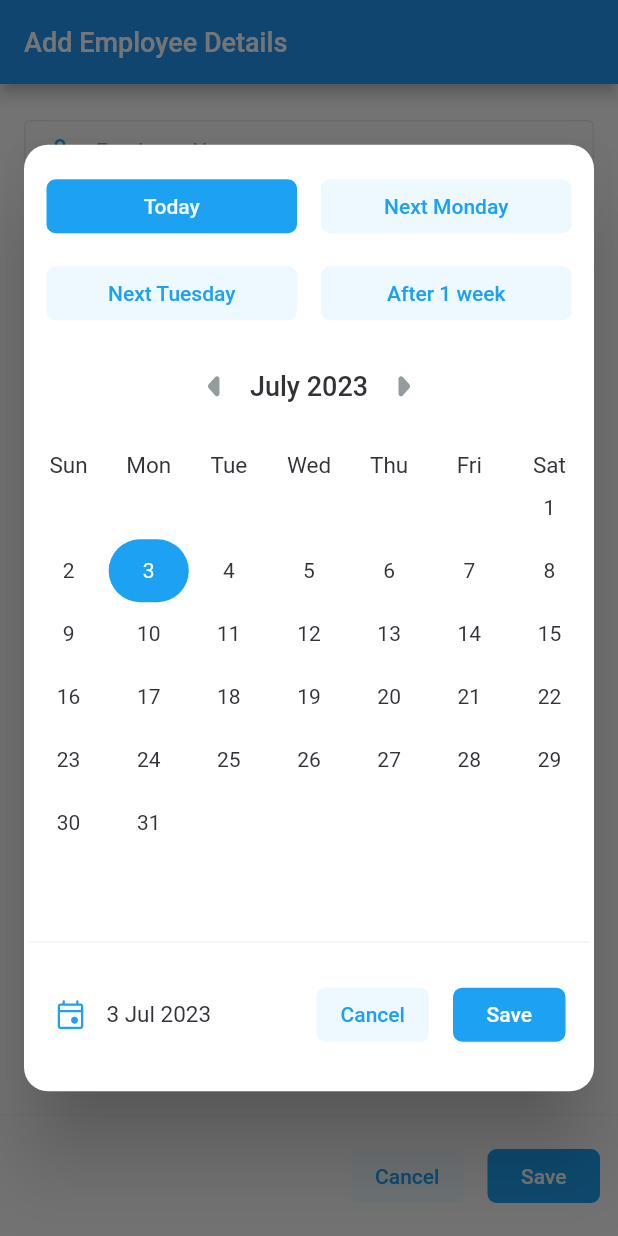
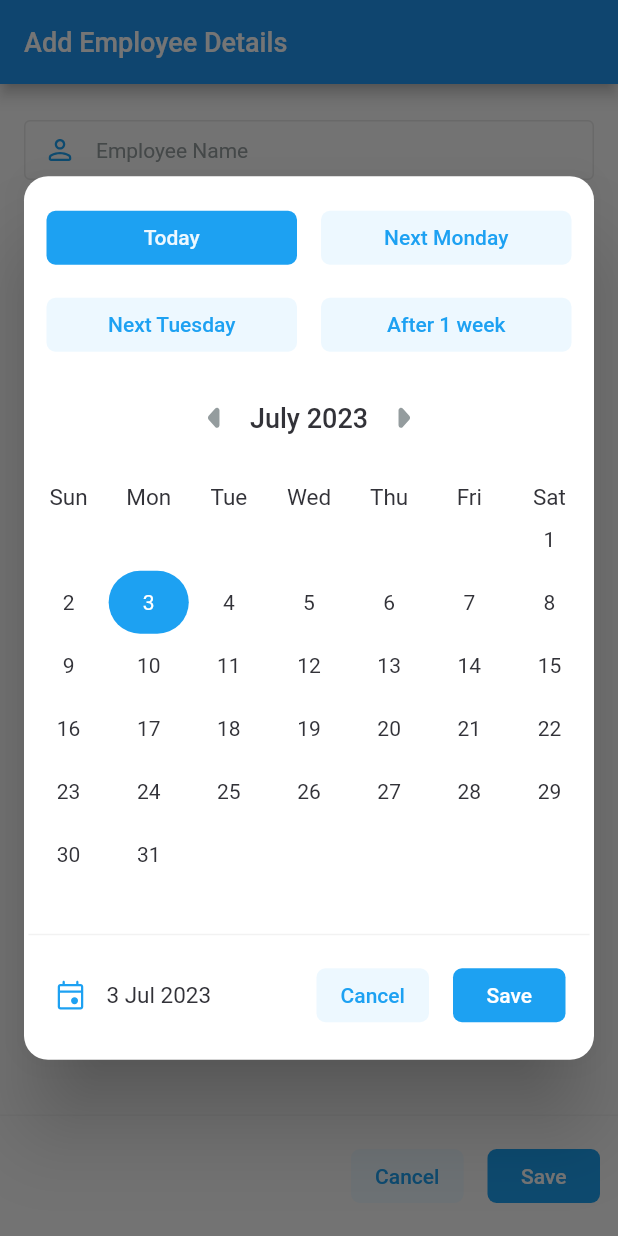
Before and after one commit to Ayushd70/EmployeeList, a Flutter app: the AddEmployeeScreen screen opened by its route, after a tap on an icon or button, on a phone screen of 412 x 824 dp. Run offline on Flutter 3.47's test engine with Material 2 defaults, Android fonts, the light colour scheme and no system bars; drawn by our look-alikes of table_calendar; our stand-ins replace flutter_bloc, flutter_svg, focus_detector, grouped_list; missing offline and left inert: sqfentity, sqfentity_gen.

Commit message:
employee_list: fix calendar overflow error
Signed-off-by: Ayush Dubey <ayushdubey70@gmail.com>

```diff
--- a/lib/widgets/calendar.dart
+++ b/lib/widgets/calendar.dart
@@ -11,16 +11,18 @@ import '../models/button_model.dart';
 import 'button.dart';
 
 class Calendar extends StatefulWidget {
-  Calendar(
-      {super.key,
-      required this.calendarType,
-      required this.onSaveButtonTapped,
-      required this.firstDay,
-      this.defaultDate});
-  CalendarType calendarType;
-  Function onSaveButtonTapped;
-  DateTime? firstDay;
-  DateTime? defaultDate;
+  const Calendar({
+    super.key,
+    required this.calendarType,
+    required this.onSaveButtonTapped,
+    required this.firstDay,
+    this.defaultDate,
+  });
+
+  final CalendarType calendarType;
+  final Function onSaveButtonTapped;
+  final DateTime? firstDay;
+  final DateTime? defaultDate;
 
   @override
   State<Calendar> createState() => _CalendarState();
@@ -432,10 +434,10 @@ class _CalendarState extends State<Calendar> {
           ),
         ),
         const SizedBox(
-          height: 58,
+          height: 32,
         ),
         Container(
-          padding: const EdgeInsets.symmetric(horizontal: 16, vertical: 24),
+          padding: const EdgeInsets.all(16),
           decoration: const BoxDecoration(
             border: Border(
               top: BorderSide(
```
